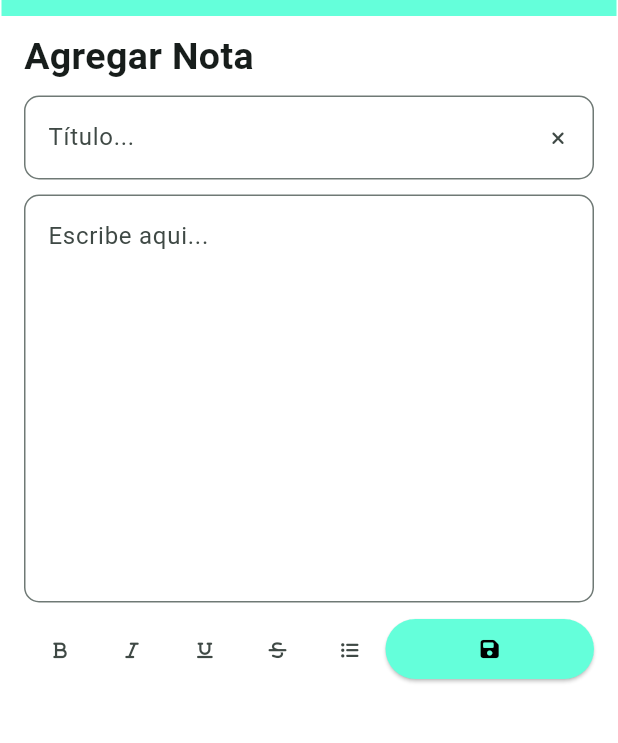
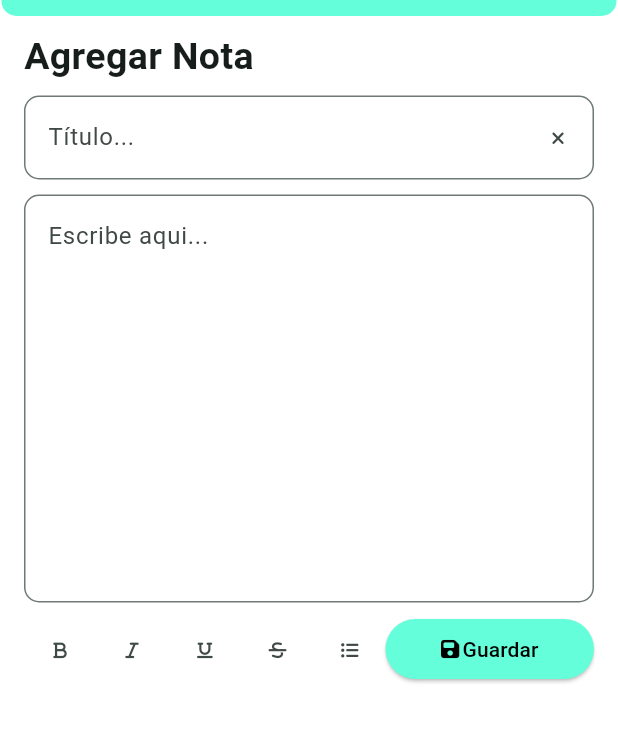
Before and after one commit to gonzacabrera2506/notapp, a Flutter app: the NoteScreen screen opened by its route, on a phone screen of 412 x 824 dp, the part 59-802 px from its top. Run offline on Flutter 3.47's test engine with Material 3 defaults, Android fonts, the phone set to English and light mode, and no system bars; our stand-ins replace equatable, flutter_bloc, font_awesome_flutter, get_it, go_router, isar; accounts and stored records are empty; generated files the repository leaves out were written again.

Commit message:
WIP: add note on isar OK

```diff
--- a/lib/presentation/screens/note_screen.dart
+++ b/lib/presentation/screens/note_screen.dart
@@ -1,3 +1,5 @@
+import 'dart:developer';
+
 import 'package:flutter/material.dart';
 import 'package:flutter_bloc/flutter_bloc.dart';
 import 'package:font_awesome_flutter/font_awesome_flutter.dart';
@@ -34,6 +36,10 @@ class _NoteScreenState extends State<NoteScreen> {
               appBar: AppBar(
                 toolbarHeight: 50,
                 backgroundColor: Theme.of(context).appBarTheme.backgroundColor,
+                shape: const RoundedRectangleBorder(
+                    borderRadius: BorderRadius.vertical(
+                  bottom: Radius.circular(10),
+                )),
                 title: const Row(
                     mainAxisAlignment: MainAxisAlignment.start,
                     children: [
@@ -133,18 +139,31 @@ class _NoteScreenState extends State<NoteScreen> {
                           ),
                           Expanded(
                             child: CustomElevatedButton(
+                              text: "Guardar",
+                              child: const Row(
+                                mainAxisAlignment: MainAxisAlignment.center,
+                                children: [
+                                  FaIcon(
+                                    FontAwesomeIcons.solidFloppyDisk,
+                                    size: 14,
+                                  ),
+                                  SizedBox(width: 2),
+                                  Text("Guardar")
+                                ],
+                              ),
                               action: () {
                                 final newNote = Note(
                                   date: DateTime.now(),
                                   title: _titulo.text,
                                   description: _descripcion.text,
                                 );
+
                                 try {
                                   newContext
                                       .read<NoteBloc>()
                                       .add(AddNewNoteEvent(note: newNote));
                                 } catch (e) {
-                                  print(e);
+                                  log(e.toString());
                                 }
                               },
                             ),
--- a/lib/widgets/customElevatedButtonWidget.dart
+++ b/lib/widgets/customElevatedButtonWidget.dart
@@ -1,24 +1,22 @@
 import 'package:flutter/material.dart';
-import 'package:font_awesome_flutter/font_awesome_flutter.dart';
 
 class CustomElevatedButton extends StatelessWidget {
   final String? text;
   final Function()? action;
+  final Widget child;
 
   const CustomElevatedButton({
     super.key,
     this.action,
     this.text,
+    required this.child,
   });
 
   @override
   Widget build(BuildContext context) {
     return ElevatedButton(
       onPressed: action ?? () {},
-      child: const FaIcon(
-        FontAwesomeIcons.solidFloppyDisk,
-        size: 14,
-      ),
+      child: child,
     );
   }
 }
--- a/lib/widgets/customTextFormField.widget.dart
+++ b/lib/widgets/customTextFormField.widget.dart
@@ -17,6 +17,7 @@ class CustomTextFormField extends StatelessWidget {
   @override
   Widget build(BuildContext context) {
     return TextFormField(
+      controller: controller,
       minLines: minLines,
       maxLines: maxLines,
       decoration: InputDecoration(
```
